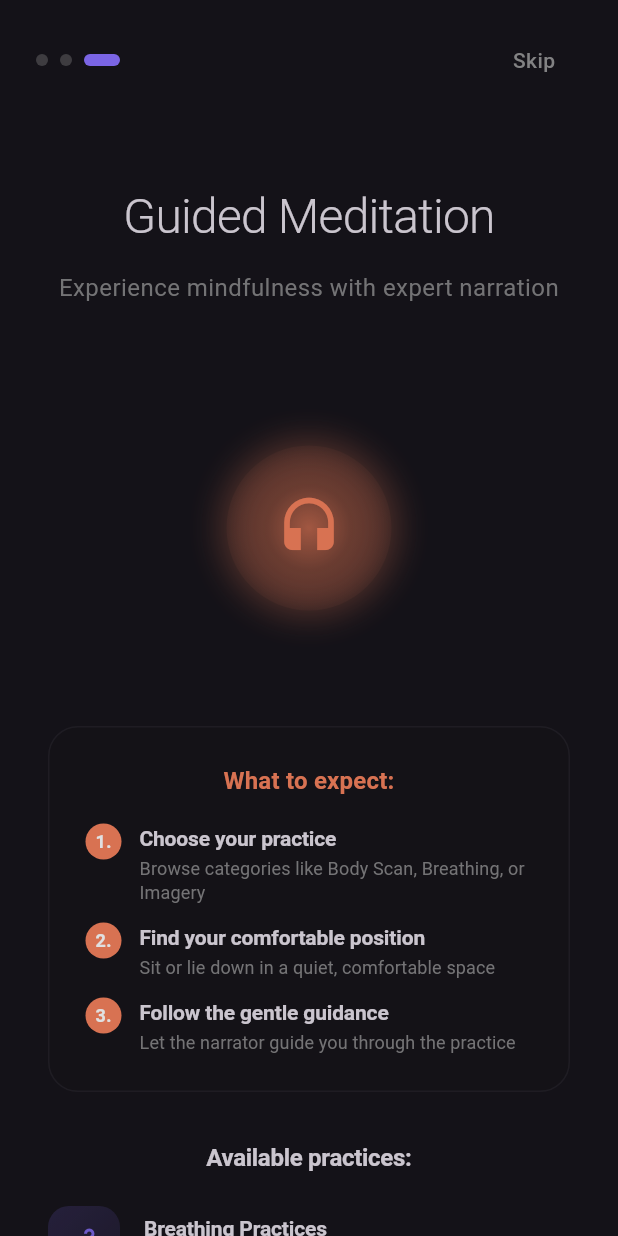
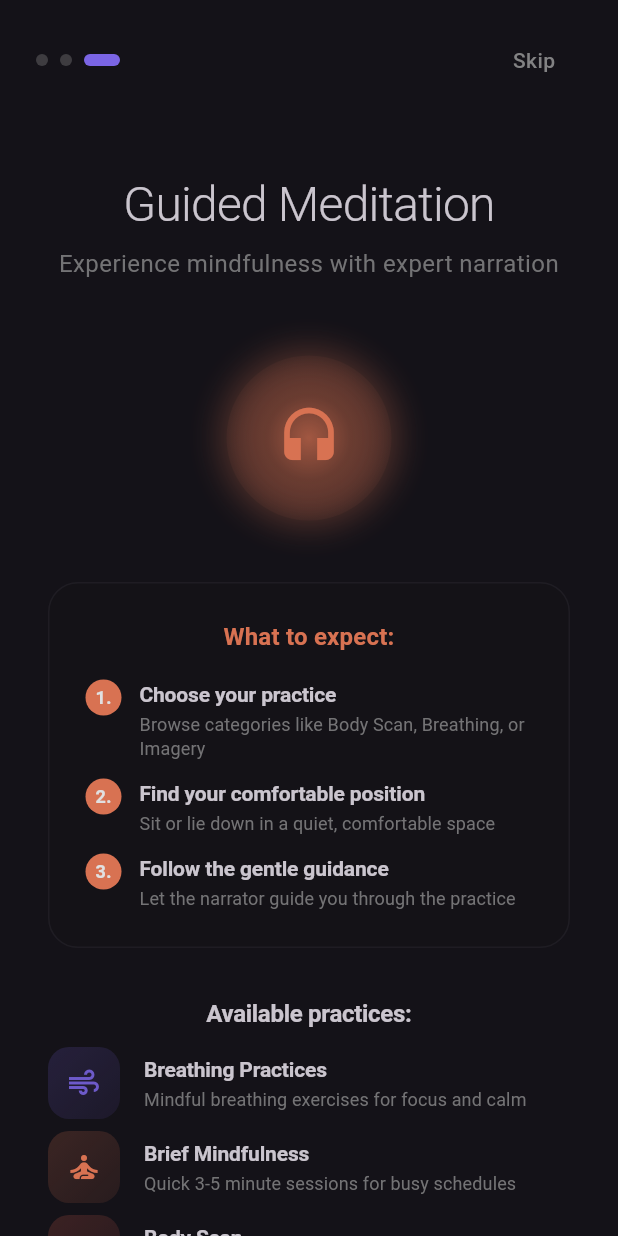
Before and after one commit to ghostp13409/WindChime, a Flutter app: the screen it shows after launch, swiped to page 3, on a phone screen of 412 x 824 dp. Run offline on Flutter 3.47's test engine with Material 3 defaults, Android fonts, the light colour scheme and no system bars; our stand-ins replace audioplayers, device_info_plus, file_picker, image_picker, in_app_purchase, just_audio and 4 more; missing offline and left inert: in_app_purchase_android, in_app_purchase_storekit; accounts and stored records are empty; Roboto replaces fonts that are missing (Montserrat).

Commit message:
Tour Margin Fix

```diff
--- a/lib/screens/onboarding/guided_tutorial_screen.dart
+++ b/lib/screens/onboarding/guided_tutorial_screen.dart
@@ -89,7 +89,7 @@ class _GuidedTutorialScreenState extends State<GuidedTutorialScreen>
         opacity: _fadeAnimation,
         child: Column(
           children: [
-            const SizedBox(height: 20),
+            const SizedBox(height: 12),
 
             // Header
             Text(
@@ -102,7 +102,7 @@ class _GuidedTutorialScreenState extends State<GuidedTutorialScreen>
               textAlign: TextAlign.center,
             ),
 
-            const SizedBox(height: 16),
+            const SizedBox(height: 8),
 
             Text(
               'Experience mindfulness with expert narration',
@@ -114,11 +114,11 @@ class _GuidedTutorialScreenState extends State<GuidedTutorialScreen>
               textAlign: TextAlign.center,
             ),
 
-            const SizedBox(height: 48),
+            const SizedBox(height: 24),
 
             // Meditation animation
             SizedBox(
-              height: 200,
+              height: 160,
               child: Center(
                 child: AnimatedBuilder(
                   animation: _pulseAnimation,
@@ -157,7 +157,7 @@ class _GuidedTutorialScreenState extends State<GuidedTutorialScreen>
               ),
             ),
 
-            const SizedBox(height: 32),
+            const SizedBox(height: 16),
 
             // Instructions
             Container(
@@ -213,7 +213,7 @@ class _GuidedTutorialScreenState extends State<GuidedTutorialScreen>
                   ),
             ),
 
-            const SizedBox(height: 20),
+            const SizedBox(height: 10),
 
             // Category features
             _buildFeatureItem(
@@ -223,7 +223,7 @@ class _GuidedTutorialScreenState extends State<GuidedTutorialScreen>
               color: const Color(0xFF7B65E4),
             ),
 
-            const SizedBox(height: 16),
+            const SizedBox(height: 8),
 
             _buildFeatureItem(
               icon: Icons.self_improvement,
@@ -232,7 +232,7 @@ class _GuidedTutorialScreenState extends State<GuidedTutorialScreen>
               color: const Color(0xFFF6815B),
             ),
 
-            const SizedBox(height: 16),
+            const SizedBox(height: 8),
 
             _buildFeatureItem(
               icon: Icons.accessibility_new,
@@ -241,7 +241,7 @@ class _GuidedTutorialScreenState extends State<GuidedTutorialScreen>
               color: const Color(0xFFFA6E5A),
             ),
 
-            const SizedBox(height: 16),
+            const SizedBox(height: 8),
 
             _buildFeatureItem(
               icon: Icons.event_seat,
@@ -250,7 +250,7 @@ class _GuidedTutorialScreenState extends State<GuidedTutorialScreen>
               color: const Color(0xFFFFCF86),
             ),
 
-            const SizedBox(height: 16),
+            const SizedBox(height: 8),
 
             _buildFeatureItem(
               icon: Icons.landscape,
@@ -259,7 +259,7 @@ class _GuidedTutorialScreenState extends State<GuidedTutorialScreen>
               color: const Color(0xFF4CAF50),
             ),
 
-            const SizedBox(height: 48),
+            const SizedBox(height: 20),
 
             // Complete button
             Container(
@@ -320,7 +320,7 @@ class _GuidedTutorialScreenState extends State<GuidedTutorialScreen>
               ),
             ),
 
-            const SizedBox(height: 24),
+            const SizedBox(height: 12),
           ],
         ),
       ),
```
Also changed, not shown: lib/screens/onboarding/breathwork_tutorial_screen.dart (+10 -10 lines), lib/screens/onboarding/welcome_screen.dart (+11 -11 lines).
